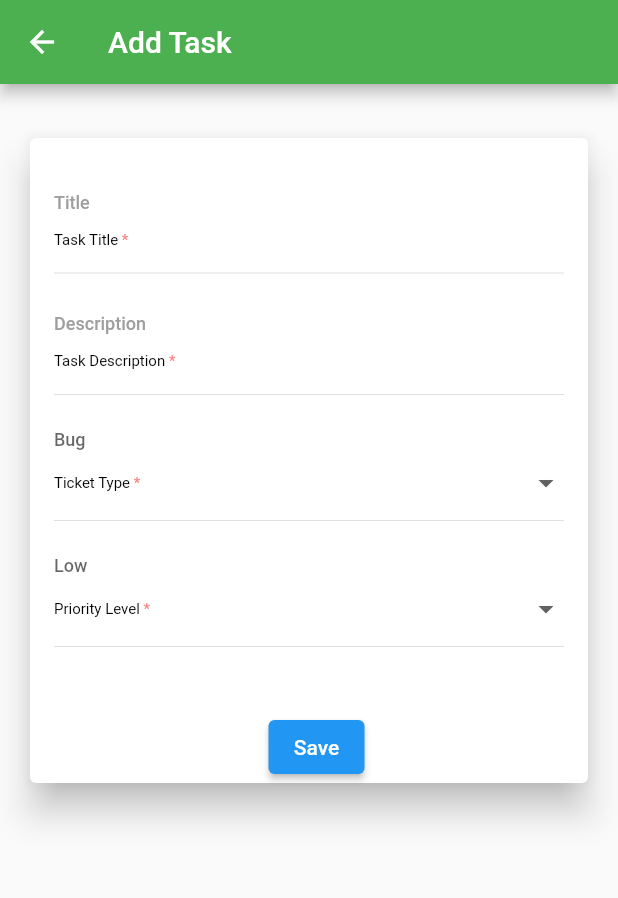
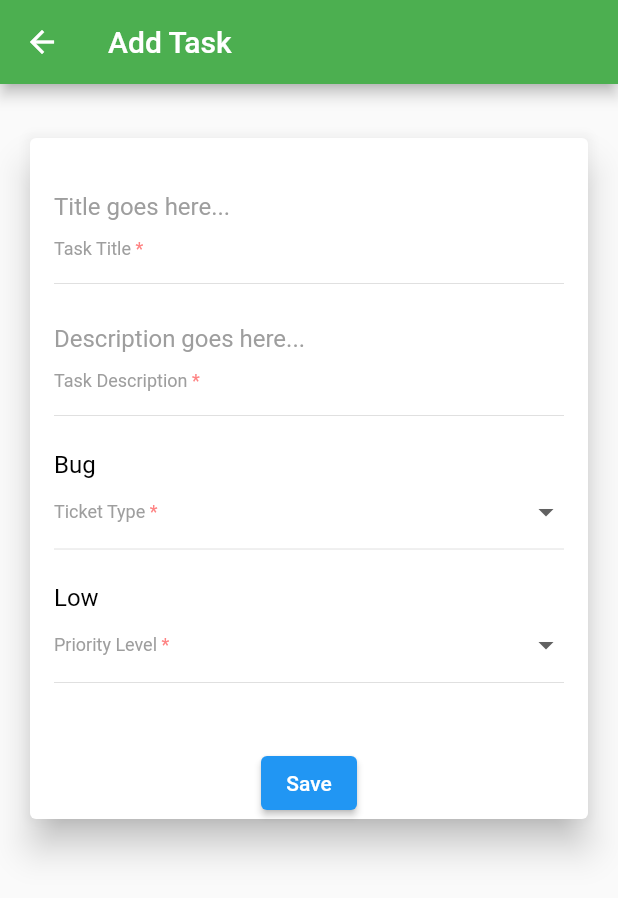
Before and after one commit to rynssnjn/firebase-sample-flutter, a Flutter app: the screen it shows after launch, after a tap on the "add" icon, on a phone screen of 412 x 824 dp. Shown: the top 898 px of the screen. Run offline on Flutter 3.47's test engine with Material 2 defaults, Android fonts, the phone set to English and light mode, and no system bars; our stand-ins replace async_redux, cloud_firestore, firebase_core, freezed_annotation; missing offline and left inert: cloud_firestore_web, firebase_core_web; accounts and stored records are empty; generated files the repository leaves out were written again.

Commit message:
update design

```diff
--- /dev/null
+++ b/lib/apis/api_service.dart
@@ -0,0 +1,6 @@
+import 'package:firebase_sample/apis/tasks_api/handlers/task_model_handler.dart';
+import 'package:firebase_sample/utilities/app_config.dart';
+
+class ApiService {
+  TaskApi get taskApi => TaskApi(AppConfig().taskCollection);
+}
--- a/lib/apis/tasks_api/models/task_model.dart
+++ b/lib/apis/tasks_api/models/task_model.dart
@@ -12,6 +12,7 @@ abstract class TaskModel with _$TaskModel {
     @JsonKey(name: 'progress') TaskProgress? progress,
     @JsonKey(name: 'type') TicketType? type,
     @JsonKey(name: 'priority') PriorityLevel? priority,
+    @JsonKey(name: 'creationDate') DateTime? creationDate,
   }) = _TaskModel;
 
   factory TaskModel.fromJson(Map<String, dynamic> json) => _$TaskModelFromJson(json);
--- a/lib/features/task_page/task_page_connector.dart
+++ b/lib/features/task_page/task_page_connector.dart
@@ -37,11 +37,11 @@ class TaskPageViewModel extends BaseModel<AppState> {
 
   Future<void> _onAddTask() async => await dispatchFuture!(AddTask());
 
-  Future<void> _onUpdateTask(String id) async => await dispatchFuture!(UpdateTask(id, state.taskState.newTask!));
+  Future<void> _onUpdateTask(String id) async => await dispatchFuture!(UpdateTask(id, state.taskState.task!));
 
   Future<void> _onDeleteTask(String id) async => await dispatchFuture!(DeleteTask(id));
 
-  TaskModel get _task => state.taskState.newTask!;
+  TaskModel get _task => state.taskState.task!;
 
   void _onEditTask(UnionTaskForm form) {
     final updatedTask = form.when(
--- a/lib/features/task_page/task_page_widget.dart
+++ b/lib/features/task_page/task_page_widget.dart
@@ -57,6 +57,7 @@ class _TaskPageWidgetState extends State<TaskPageWidget> {
   @override
   Widget build(BuildContext context) {
     final textTheme = Theme.of(context).textTheme;
+    final hintStyle = textTheme.bodyText2!.copyWith(color: Colors.grey);
     return GestureDetector(
       onTap: () {
         final focus = FocusScope.of(context);
@@ -85,6 +86,15 @@ class _TaskPageWidgetState extends State<TaskPageWidget> {
                 shrinkWrap: true,
                 children: [
                   if (widget.action == TaskAction.EDIT) ...[
+                    AppTextField(
+                      initialValue: widget.task!.creationDate!.format('yMMMMEEEEd'),
+                      hintText: 'Description goes here...',
+                      hintTextStyle: hintStyle,
+                      inputTextStyle: textTheme.bodyText2,
+                      helperText: 'Creation date',
+                      readonly: true,
+                    ),
+                    VerticalSpacer(15),
                     AppDropdown<TaskProgress>(
                       value: taskProgress,
                       items: TaskProgress.values,
@@ -95,30 +105,30 @@ class _TaskPageWidgetState extends State<TaskPageWidget> {
                       isRequired: true,
                       textBuilder: (type) => type.stringValue,
                       hintText: 'TO DO',
-                      hintTextStyle: textTheme.bodyText1,
+                      hintTextStyle: textTheme.bodyText2,
                       helperText: 'Move to:',
                     ),
                     VerticalSpacer(15),
                   ],
                   AppTextField(
                     controller: titleContoller,
-                    hintText: 'Title',
-                    hintTextStyle: textTheme.bodyText1!.copyWith(color: Colors.grey),
+                    hintText: 'Title goes here...',
+                    hintTextStyle: hintStyle,
                     isRequired: true,
                     textInputAction: TextInputAction.next,
-                    inputTextStyle: textTheme.bodyText1,
+                    inputTextStyle: textTheme.bodyText2,
                     helperText: 'Task Title',
                     onChangedHandler: (text) => widget.onEditTask!(UnionTaskForm.title(text)),
                   ),
                   VerticalSpacer(15),
                   AppTextField(
                     controller: descriptionController,
-                    hintText: 'Description',
-                    hintTextStyle: textTheme.bodyText1!.copyWith(color: Colors.grey),
+                    hintText: 'Description goes here...',
+                    hintTextStyle: hintStyle,
                     keyboardType: TextInputType.multiline,
                     isRequired: true,
                     textInputAction: TextInputAction.newline,
-                    inputTextStyle: textTheme.bodyText1,
+                    inputTextStyle: textTheme.bodyText2,
                     helperText: 'Task Description',
                     onChangedHandler: (text) => widget.onEditTask!(UnionTaskForm.description(text)),
                   ),
@@ -133,7 +143,7 @@ class _TaskPageWidgetState extends State<TaskPageWidget> {
                     isRequired: true,
                     textBuilder: (type) => type.stringValue,
                     hintText: 'Type',
-                    hintTextStyle: textTheme.bodyText1,
+                    hintTextStyle: textTheme.bodyText2,
                     helperText: 'Ticket Type',
                   ),
                   VerticalSpacer(15),
@@ -147,14 +157,14 @@ class _TaskPageWidgetState extends State<TaskPageWidget> {
                     isRequired: true,
                     textBuilder: (type) => type.stringValue,
                     hintText: 'Priority',
-                    hintTextStyle: textTheme.bodyText1,
+                    hintTextStyle: textTheme.bodyText2,
                     helperText: 'Priority Level',
                   ),
                   VerticalSpacer(35),
                   Row(
                     mainAxisAlignment: MainAxisAlignment.center,
                     children: [
-                      if (widget.action == TaskAction.EDIT)
+                      if (widget.action == TaskAction.EDIT) ...[
                         LoadingWidget(
                           futureCallback: () async {
                             await widget.onDeleteTask();
@@ -172,7 +182,8 @@ class _TaskPageWidgetState extends State<TaskPageWidget> {
                                   child: Text('Delete'),
                                 ),
                         ),
-                      HorizontalSpacer(10),
+                        HorizontalSpacer(10),
+                      ],
                       LoadingWidget(
                         futureCallback: () async {
                           if (widget.action == TaskAction.CREATE) {
--- a/lib/features/tasks_board/task_board_connector.dart
+++ b/lib/features/tasks_board/task_board_connector.dart
@@ -23,8 +23,8 @@ class TaskBoardViewModel extends BaseModel<AppState> {
   @override
   BaseModel fromStore() {
     return TaskBoardViewModel.build(
-      onInitNewTask: () => dispatch!(InitNewTask()),
-      onSelectTask: (task) => dispatch!(InitNewTask(task: task)),
+      onInitNewTask: () => dispatch!(InitTask()),
+      onSelectTask: (task) => dispatch!(InitTask(task: task)),
       onMoveTask: _onMoveTask,
       onDeleteTask: _onDeleteTask,
     );
--- a/lib/features/tasks_board/task_board_widget.dart
+++ b/lib/features/tasks_board/task_board_widget.dart
@@ -1,8 +1,9 @@
+import 'package:firebase_sample/apis/api_service.dart';
 import 'package:firebase_sample/apis/tasks_api/models/task_model.dart';
 import 'package:firebase_sample/features/task_page/task_page_connector.dart';
 import 'package:firebase_sample/features/tasks_board/widgets/task_container.dart';
-import 'package:firebase_sample/utilities/app_starter.dart';
 import 'package:firebase_sample/utilities/enums.dart';
+import 'package:firebase_sample/utilities/extensions.dart';
 import 'package:flutter/material.dart';
 
 class TaskBoardWidget extends StatelessWidget {
@@ -27,7 +28,9 @@ class TaskBoardWidget extends StatelessWidget {
 
   @override
   Widget build(BuildContext context) {
-    return Scaffold(
+    return DefaultTabController(
+      length: 4,
+      child: Scaffold(
         appBar: AppBar(
           backgroundColor: Colors.green,
           actions: [
@@ -40,8 +43,17 @@ class TaskBoardWidget extends StatelessWidget {
             ),
           ],
           title: Text('Task board'),
+          bottom: TabBar(
+            tabs: TaskProgress.values
+                .map((e) => Tab(
+                      icon: Icon(e.icon),
+                      child: FittedBox(child: Text(e.stringValue)),
+                    ))
+                .toList(),
+            indicatorColor: Colors.white,
           ),
-      body: PageView(
+        ),
+        body: TabBarView(
           children: [
             ...TaskProgress.values
                 .map((progress) => TaskContainer(
@@ -55,12 +67,13 @@ class TaskBoardWidget extends StatelessWidget {
                           arguments: TaskPageArguments(action: TaskAction.EDIT, taskId: id),
                         );
                       },
-                    stream: tasks.where('progress', isEqualTo: progress.index).snapshots(),
+                      stream: ApiService().taskApi.collection.where('progress', isEqualTo: progress.index).snapshots(),
                       progress: progress,
                     ))
                 .toList(),
           ],
         ),
+      ),
     );
   }
 }
--- a/lib/features/tasks_board/widgets/task_container.dart
+++ b/lib/features/tasks_board/widgets/task_container.dart
@@ -5,7 +5,6 @@ import 'package:firebase_sample/features/tasks_board/widgets/task_card.dart';
 import 'package:firebase_sample/utilities/colors.dart';
 import 'package:firebase_sample/utilities/enums.dart';
 import 'package:firebase_sample/utilities/extensions.dart';
-import 'package:firebase_sample/widgets/widget_spacer.dart';
 import 'package:flutter/material.dart';
 
 class TaskContainer extends StatelessWidget {
@@ -28,15 +27,12 @@ class TaskContainer extends StatelessWidget {
 
   @override
   Widget build(BuildContext context) {
-    final textTheme = Theme.of(context).textTheme;
     return Container(
       color: lightGrey,
       padding: const EdgeInsets.all(16),
       child: Column(
         crossAxisAlignment: CrossAxisAlignment.start,
         children: [
-          Text(progress!.stringValue, style: textTheme.headline6),
-          VerticalSpacer(10),
           StreamBuilder(
             stream: stream,
             builder: (context, AsyncSnapshot<QuerySnapshot> snapshot) {
--- a/lib/state/task.dart/task_state.dart
+++ b/lib/state/task.dart/task_state.dart
@@ -8,7 +8,7 @@ part 'task_state.g.dart';
 @freezed
 abstract class TaskState with _$TaskState {
   factory TaskState({
-    @JsonKey(name: 'newTask') TaskModel? newTask,
+    @JsonKey(name: 'task') TaskModel? task,
   }) = _TaskState;
 
   factory TaskState.fromJson(Map<String, dynamic> json) => _$TaskStateFromJson(json);
--- a/lib/utilities/app_starter.dart
+++ b/lib/utilities/app_starter.dart
@@ -6,7 +6,6 @@ import 'package:firebase_sample/test_app.dart';
 import 'package:flutter/material.dart';
 
 final firestoreInstance = FirebaseFirestore.instance;
-final CollectionReference<Map<String, dynamic>> tasks = firestoreInstance.collection('tasks');
 
 void startApp() async {
   WidgetsFlutterBinding.ensureInitialized();
--- a/lib/utilities/app_theme.dart
+++ b/lib/utilities/app_theme.dart
@@ -49,12 +49,17 @@ final ThemeData appTheme = ThemeData(
       fontSize: 12,
     ),
     bodyText2: TextStyle(
+      fontSize: 16,
+      fontWeight: FontWeight.normal,
       color: Colors.black,
-      fontSize: 12,
     ),
     caption: TextStyle(
       color: Colors.black,
       fontSize: 10,
     ),
+    subtitle1: TextStyle(
+      color: Colors.grey,
+      fontSize: 12,
+    ),
   ),
 );
--- a/lib/utilities/extensions.dart
+++ b/lib/utilities/extensions.dart
@@ -4,6 +4,7 @@ import 'package:cloud_firestore/cloud_firestore.dart';
 import 'package:firebase_sample/apis/tasks_api/models/task_model.dart';
 import 'package:firebase_sample/utilities/enums.dart';
 import 'package:flutter/material.dart';
+import 'package:intl/intl.dart';
 
 extension QueryDocumentSnapshotExt on QueryDocumentSnapshot<Object?> {
   Map<String, dynamic>? get decoded => jsonDecode(jsonEncode(data()));
@@ -17,9 +18,9 @@ extension TicketTypeExt on TicketType {
       case TicketType.BUG:
         return Colors.red;
       case TicketType.TASK:
-        return Colors.blueAccent;
+        return Colors.blue;
       case TicketType.CHANGE_REQUEST:
-        return Colors.greenAccent;
+        return Colors.green;
     }
   }
 
@@ -59,6 +60,19 @@ extension TaskProgressExt on TaskProgress {
         return 'Approved';
     }
   }
+
+  IconData get icon {
+    switch (this) {
+      case TaskProgress.TODO:
+        return Icons.checklist;
+      case TaskProgress.IN_PROGRESS:
+        return Icons.edit;
+      case TaskProgress.IN_TESTING:
+        return Icons.approval;
+      case TaskProgress.DONE:
+        return Icons.done;
+    }
+  }
 }
 
 extension PriorityLevelExt on PriorityLevel {
@@ -88,3 +102,7 @@ extension PriorityLevelExt on PriorityLevel {
     }
   }
 }
+
+extension DateTimeExt on DateTime {
+  String format(String dateFormat) => DateFormat(dateFormat).format(this);
+}
--- a/lib/widgets/app_dropdown.dart
+++ b/lib/widgets/app_dropdown.dart
@@ -55,7 +55,10 @@ class AppDropdown<T> extends StatelessWidget {
             items: items!
                 .map((item) => DropdownMenuItem<T>(
                       value: item,
-                      child: Text(textBuilder!(item!)),
+                      child: Text(
+                        textBuilder!(item!),
+                        style: textTheme.bodyText2,
+                      ),
                     ))
                 .toList(),
             onChanged: onChanged,
--- a/lib/widgets/app_text_field.dart
+++ b/lib/widgets/app_text_field.dart
@@ -4,12 +4,14 @@ import 'package:flutter/services.dart';
 
 class AppTextField extends StatelessWidget {
   const AppTextField({
+    this.initialValue,
     this.helperText,
     this.hintText,
     this.hintTextStyle,
     this.keyboardType,
     this.onChangedHandler,
     this.isRequired = false,
+    this.readonly = false,
     this.controller,
     this.inputTextStyle,
     this.message,
@@ -18,6 +20,7 @@ class AppTextField extends StatelessWidget {
     this.textInputAction = TextInputAction.next,
   });
 
+  final String? initialValue;
   final String? helperText;
   final String? hintText;
   final TextStyle? hintTextStyle;
@@ -25,6 +28,7 @@ class AppTextField extends StatelessWidget {
   final ValueChanged<String>? onChangedHandler;
   final TextEditingController? controller;
   final bool? isRequired;
+  final bool? readonly;
   final TextStyle? inputTextStyle;
   final String? message;
   final Color? underlineColor;
@@ -40,6 +44,7 @@ class AppTextField extends StatelessWidget {
         mainAxisSize: MainAxisSize.min,
         children: [
           TextFormField(
+            initialValue: initialValue,
             controller: controller,
             maxLines: null,
             decoration: InputDecoration(
@@ -56,6 +61,7 @@ class AppTextField extends StatelessWidget {
             inputFormatters: inputFormatters,
             onChanged: onChangedHandler,
             textCapitalization: TextCapitalization.sentences,
+            readOnly: readonly!,
           ),
           SizedBox(height: 8),
           HelperText(
@@ -68,7 +74,7 @@ class AppTextField extends StatelessWidget {
             SizedBox(height: 5),
             Text(
               message!,
-              style: textTheme.caption!.copyWith(color: underlineColor),
+              style: textTheme.subtitle1!.copyWith(color: underlineColor),
             ),
           ]
         ],
--- a/lib/widgets/helper_text.dart
+++ b/lib/widgets/helper_text.dart
@@ -19,12 +19,12 @@ class HelperText extends StatelessWidget {
         children: <TextSpan>[
           TextSpan(
             text: helperText,
-            style: textTheme.caption,
+            style: textTheme.subtitle1,
           ),
           if (isRequired!)
             TextSpan(
               text: ' *',
-              style: textTheme.caption!.copyWith(color: formErrorColor),
+              style: textTheme.subtitle1!.copyWith(color: formErrorColor),
             ),
         ],
       ),
--- a/pubspec.yaml
+++ b/pubspec.yaml
@@ -31,6 +31,7 @@ dependencies:
   json_serializable: ^4.1.3
   get_it: ^7.1.3
   lint: ^1.5.3
+  intl: ^0.17.0
 
 
 
```
Also changed, not shown: lib/apis/tasks_api/handlers/task_model_handler.dart (+8 -6 lines), lib/features/tasks_board/widgets/action_dialog.dart (+65 -11 lines), lib/state/actions/task_actions.dart (+9 -8 lines), lib/utilities/app_config.dart (added, +26 -0 lines), pubspec.lock. Lines whose indentation alone changed are shown as unchanged.
